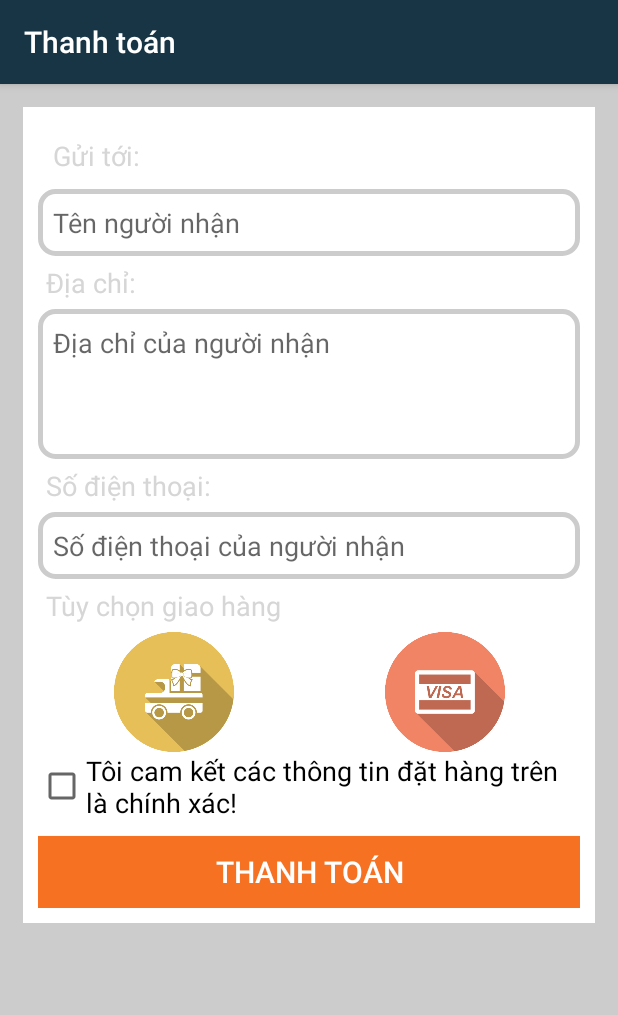
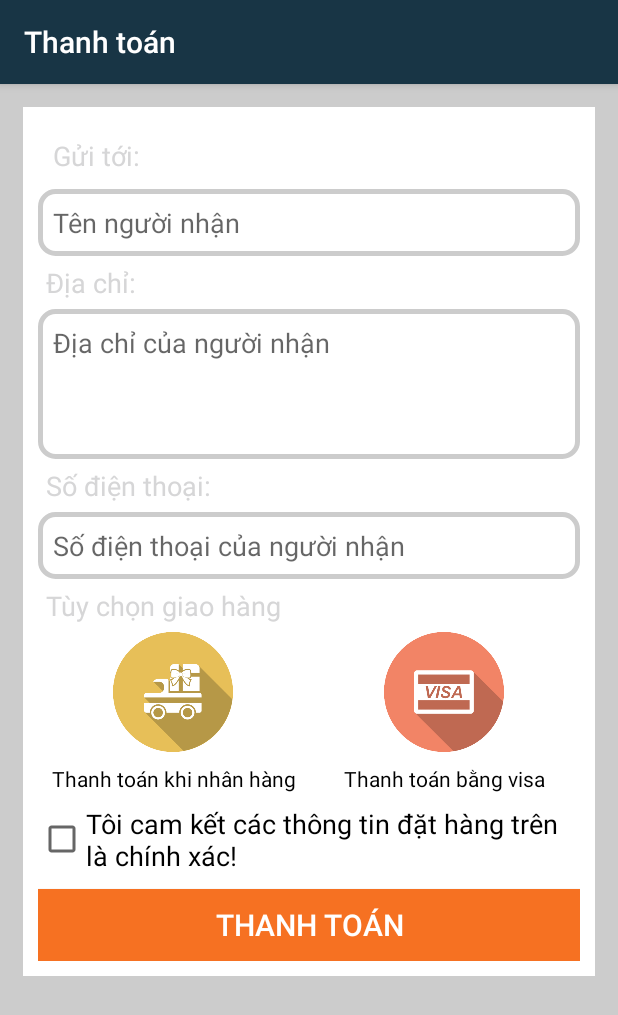
Before and after one commit to MyuBeo96/AppBanHang, an Android app: the ThanhToanActivity screen opened directly, with no data from a screen before it, on a phone screen of 412 x 824 dp. Shown: the top 1015 px of the screen. Run offline under Robolectric (Android 15) with nearby library versions, the phone set to English and light mode, and no system bars.

Commit message:
Thanh toan don hang

```diff
--- a/app/src/main/java/com/myubeo/appbanhang/Model/ThanhToan/ModelThanhToan.java
+++ b/app/src/main/java/com/myubeo/appbanhang/Model/ThanhToan/ModelThanhToan.java
@@ -55,7 +55,7 @@ public class ModelThanhToan {
         hsDiaChi.put("diachi",hoaDon.getDIACHI());
 
         HashMap<String,String> hsChuyenKhoan = new HashMap<>();
-        hsChuyenKhoan.put("chuyenkhoan","0");
+        hsChuyenKhoan.put("chuyenkhoan",String.valueOf(hoaDon.getCHUYENKHOAN()));
 
 //        HashMap<String,String> hsMaChuyenKhoan = new HashMap<>();
 //        hsMaChuyenKhoan.put("machuyenkhoan",hoaDon.getMACHUYENKHOAN());
--- a/app/src/main/java/com/myubeo/appbanhang/Presenter/ThanhToan/ImpPresenterThanhToan.java
+++ b/app/src/main/java/com/myubeo/appbanhang/Presenter/ThanhToan/ImpPresenterThanhToan.java
@@ -1,10 +1,8 @@
 package com.myubeo.appbanhang.Presenter.ThanhToan;
-
-import android.content.Context;
 
 import com.myubeo.appbanhang.Model.ObjectClass.HoaDon;
 
 public interface ImpPresenterThanhToan {
     void ThemHoaDon(HoaDon hoaDon);
-    void LayDanhSachSPGioHang(Context context);
+    void LayDanhSachSPGioHang();
 }
--- a/app/src/main/java/com/myubeo/appbanhang/Presenter/ThanhToan/PresenterThanhToan.java
+++ b/app/src/main/java/com/myubeo/appbanhang/Presenter/ThanhToan/PresenterThanhToan.java
@@ -15,12 +15,14 @@ public class PresenterThanhToan implements ImpPresenterThanhToan {
     ViewThanhToan viewThanhToan;
     ModelThanhToan modelThanhToan;
     ModelGioHang modelGioHang;
+    List<SanPham> sanPhamList;
 
-    public  PresenterThanhToan(ViewThanhToan viewThanhToan){
+    public  PresenterThanhToan(ViewThanhToan viewThanhToan, Context context){
         this.viewThanhToan = viewThanhToan;
 
         modelThanhToan = new ModelThanhToan();
         modelGioHang = new ModelGioHang();
+        modelGioHang.MoKetNoiSQLite(context);
     }
 
     @Override
@@ -28,15 +30,20 @@ public class PresenterThanhToan implements ImpPresenterThanhToan {
         boolean kiemtra = modelThanhToan.ThemHoaDon(hoaDon);
         if(kiemtra){
             viewThanhToan.DatHangThanhCong();
+
+            int dem = sanPhamList.size();
+
+            for(int i = 0; i < dem; i++){
+                modelGioHang.XoaSanPhamGioHang(sanPhamList.get(i).getMASP());
+            }
         }else {
             viewThanhToan.DatHangThatBai();
         }
     }
 
     @Override
-    public void LayDanhSachSPGioHang(Context context) {
-        modelGioHang.MoKetNoiSQLite(context);
-        List<SanPham> sanPhamList = modelGioHang.LayDanhSachSanPhamGioHang();
+    public void LayDanhSachSPGioHang() {
+        sanPhamList = modelGioHang.LayDanhSachSanPhamGioHang();
         viewThanhToan.LayDanhSachSanPhamTrongGioHang(sanPhamList);
     }
 }
--- a/app/src/main/java/com/myubeo/appbanhang/View/ThanhToan/ThanhToanActivity.java
+++ b/app/src/main/java/com/myubeo/appbanhang/View/ThanhToan/ThanhToanActivity.java
@@ -1,7 +1,10 @@
 package com.myubeo.appbanhang.View.ThanhToan;
 
+import android.content.Intent;
+import android.os.Build;
 import android.os.Bundle;
 import android.support.annotation.Nullable;
+import android.support.v4.content.ContextCompat;
 import android.support.v7.app.AppCompatActivity;
 import android.support.v7.widget.Toolbar;
 import android.view.View;
@@ -9,6 +12,7 @@ import android.widget.Button;
 import android.widget.CheckBox;
 import android.widget.EditText;
 import android.widget.ImageButton;
+import android.widget.TextView;
 import android.widget.Toast;
 
 import com.myubeo.appbanhang.Model.ObjectClass.ChiTietHoaDon;
@@ -16,6 +20,7 @@ import com.myubeo.appbanhang.Model.ObjectClass.HoaDon;
 import com.myubeo.appbanhang.Model.ObjectClass.SanPham;
 import com.myubeo.appbanhang.Presenter.ThanhToan.PresenterThanhToan;
 import com.myubeo.appbanhang.R;
+import com.myubeo.appbanhang.View.TrangChu.TrangChuActivity;
 
 import java.util.ArrayList;
 import java.util.List;
@@ -30,10 +35,14 @@ public class ThanhToanActivity extends AppCompatActivity implements View.OnClick
     ImageButton btn_visa;
     CheckBox cb_camket;
     Button btn_thanhtoan;
+    TextView txt_ThanhToanTanNoi;
+    TextView txt_ThanhToanThe;
 
     PresenterThanhToan presenterThanhToan;
 
     List<ChiTietHoaDon> chiTietHoaDonList = new ArrayList<>();
+
+    int hinhThucThanhToan = 0;
 
     @Override
     protected void onCreate(@Nullable Bundle savedInstanceState) {
@@ -49,13 +58,17 @@ public class ThanhToanActivity extends AppCompatActivity implements View.OnClick
         btn_visa = findViewById(R.id.btn_visa);
         cb_camket = findViewById(R.id.cb_camket);
         btn_thanhtoan = findViewById(R.id.btn_thanhtoan);
+        txt_ThanhToanTanNoi = findViewById(R.id.txt_ThanhToanTanNoi);
+        txt_ThanhToanThe = findViewById(R.id.txt_ThanhToanThe);
 
-        presenterThanhToan = new PresenterThanhToan(this);
-        presenterThanhToan.LayDanhSachSPGioHang(this);
+        presenterThanhToan = new PresenterThanhToan(this, this);
+        presenterThanhToan.LayDanhSachSPGioHang();
 
         setSupportActionBar(toolbar);
 
         btn_thanhtoan.setOnClickListener(this);
+        btn_ship.setOnClickListener(this);
+        btn_visa.setOnClickListener(this);
     }
 
     @Override
@@ -85,6 +98,7 @@ public class ThanhToanActivity extends AppCompatActivity implements View.OnClick
                         hoaDon.setTENNGUOINHAN(tennguoinhan);
                         hoaDon.setSODIENTHOAI(sodt);
                         hoaDon.setDIACHI(diachi);
+                        hoaDon.setCHUYENKHOAN(hinhThucThanhToan);
                         hoaDon.setChiTietHoaDons(chiTietHoaDonList);
 
                         presenterThanhToan.ThemHoaDon(hoaDon);
@@ -96,12 +110,41 @@ public class ThanhToanActivity extends AppCompatActivity implements View.OnClick
                 }
 
                 break;
+
+            case R.id.btn_visa:
+                ChonHinhThucThanhToan(txt_ThanhToanThe, txt_ThanhToanTanNoi);
+                hinhThucThanhToan = 1;
+                break;
+
+            case R.id.btn_ship:
+                ChonHinhThucThanhToan(txt_ThanhToanTanNoi, txt_ThanhToanThe);
+                hinhThucThanhToan = 0;
+                break;
         }
+    }
+
+    private void ChonHinhThucThanhToan(TextView txt_DuocChon, TextView txt_KhongDuocChon){
+        txt_DuocChon.setTextColor(getIdColor(R.color.colorFacebook));
+        txt_KhongDuocChon.setTextColor(getIdColor(R.color.colorGray));
+    }
+
+    private int getIdColor(int idColor){
+        int color = 0;
+
+        if(Build.VERSION.SDK_INT > 21){
+            color = ContextCompat.getColor(this, idColor);
+        }else {
+            color = getResources().getColor(idColor);
+        }
+
+        return color;
     }
 
     @Override
     public void DatHangThanhCong() {
         Toast.makeText(this, "Đặt hàng thành công", Toast.LENGTH_LONG).show();
+        Intent iTrangChu = new Intent(ThanhToanActivity.this, TrangChuActivity.class);
+        startActivity(iTrangChu);
     }
 
     @Override
--- a/app/src/main/res/layout/layout_chitietsanpham.xml
+++ b/app/src/main/res/layout/layout_chitietsanpham.xml
@@ -399,6 +399,7 @@
             >
 
             <Button
+                android:id="@+id/btn_MuaNgay"
                 android:layout_width="match_parent"
                 android:layout_height="match_parent"
                 android:layout_weight="2"
--- a/app/src/main/res/layout/layout_thanhtoan.xml
+++ b/app/src/main/res/layout/layout_thanhtoan.xml
@@ -103,25 +103,66 @@
             android:orientation="horizontal"
             >
 
+            <LinearLayout
+                android:layout_width="match_parent"
+                android:layout_height="wrap_content"
+                android:orientation="vertical"
+                android:layout_weight="1"
+                >
+
                 <ImageButton
                     android:id="@+id/btn_ship"
-                android:layout_weight="1"
                     android:layout_width="80dp"
                     android:layout_height="80dp"
                     android:src="@drawable/ship"
                     android:scaleType="centerInside"
                     android:background="@color/colorWhite"
+                    android:layout_gravity="center"
                     />
+
+                <TextView
+                    android:id="@+id/txt_ThanhToanTanNoi"
+                    android:layout_width="match_parent"
+                    android:layout_height="wrap_content"
+                    android:text="@string/thanhtoantannoi"
+                    android:layout_margin="8dp"
+                    android:textAlignment="center"
+                    android:textColor="@color/colorBlack"
+                    />
+
+            </LinearLayout>
+
+            <LinearLayout
+                android:layout_width="match_parent"
+                android:layout_height="wrap_content"
+                android:orientation="vertical"
+                android:layout_weight="1"
+                >
+
+
 
                 <ImageButton
                     android:id="@+id/btn_visa"
-                android:layout_weight="1"
                     android:layout_width="80dp"
                     android:layout_height="80dp"
                     android:src="@drawable/visa"
                     android:scaleType="centerInside"
                     android:background="@color/colorWhite"
+                    android:layout_gravity="center"
                     />
+
+                <TextView
+                    android:id="@+id/txt_ThanhToanThe"
+                    android:layout_width="match_parent"
+                    android:layout_height="wrap_content"
+                    android:text="@string/thanhtoanquathe"
+                    android:layout_margin="8dp"
+                    android:textAlignment="center"
+                    android:textColor="@color/colorBlack"
+                    />
+
+            </LinearLayout>
+
 
         </LinearLayout>
 
--- a/app/src/main/res/values/strings.xml
+++ b/app/src/main/res/values/strings.xml
@@ -69,5 +69,7 @@
     <string name="sdtnguoinhan">Số điện thoại của người nhận </string>
     <string name="tuychon">Tùy chọn giao hàng</string>
     <string name="thanhtoan">Thanh toán</string>
+    <string name="thanhtoantannoi">Thanh toán khi nhân hàng</string>
+    <string name="thanhtoanquathe">Thanh toán bằng visa</string>
     <string name="camket">Tôi cam kết các thông tin đặt hàng trên là chính xác!</string>
 </resources>
```
Also changed, not shown: app/src/main/java/com/myubeo/appbanhang/View/ChiTietSanPham/ChiTietSanPhamActivity.java (+24 -0 lines). Lines whose indentation alone changed are shown as unchanged.
